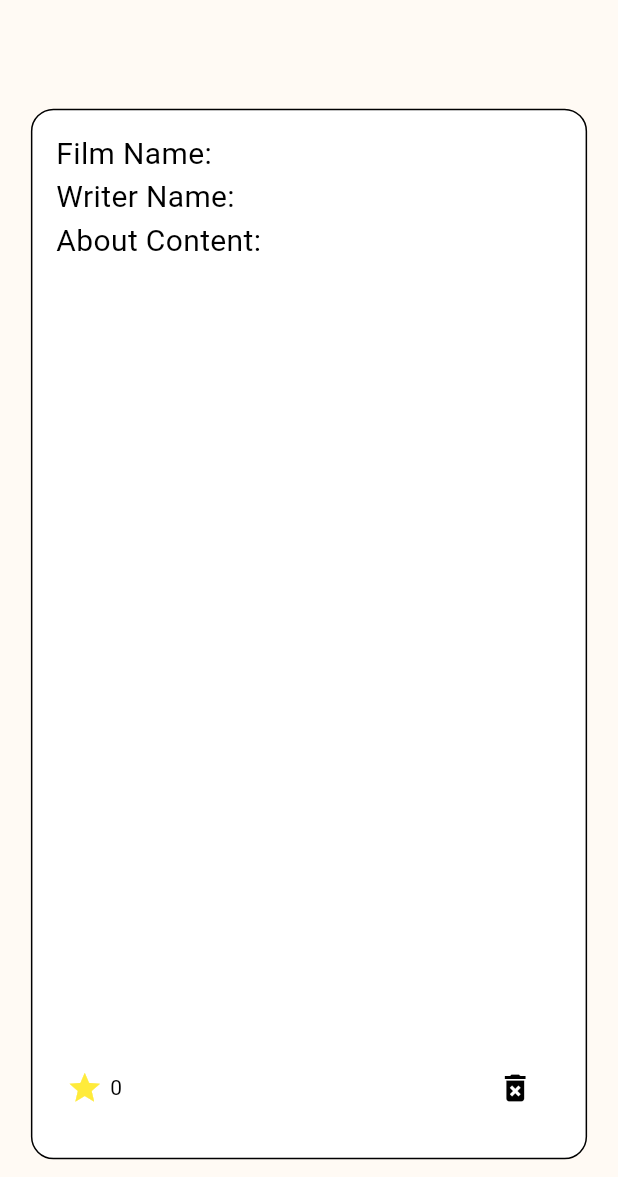
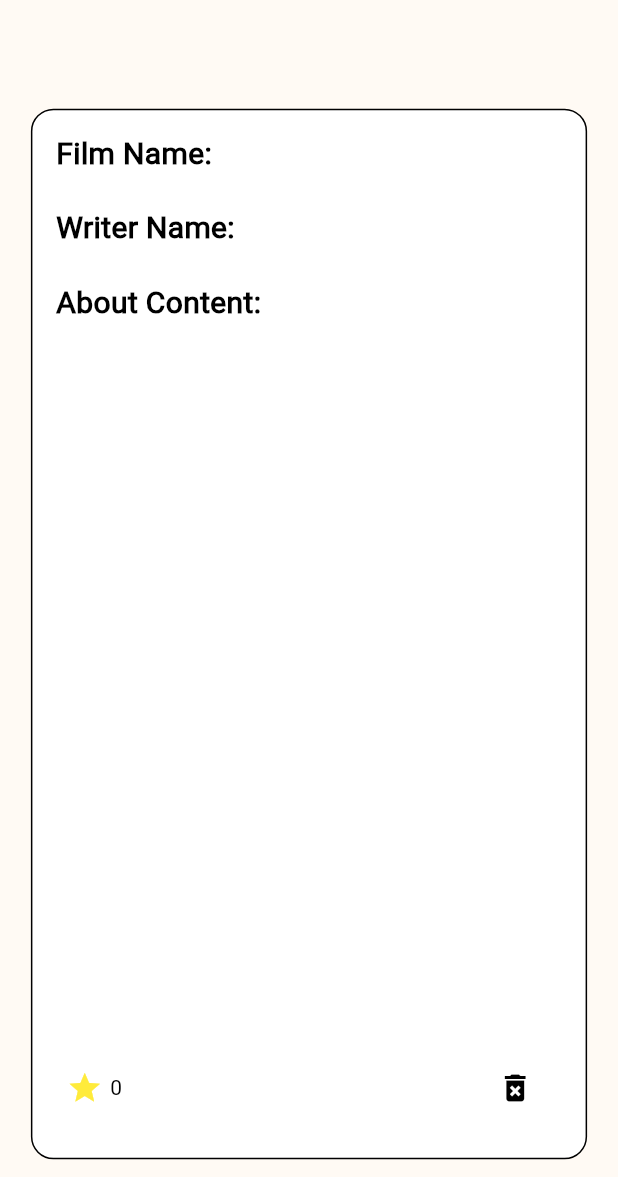
Before and after one commit to asimm9/mylibrary, a Flutter app: the ItemDetailPage screen opened directly with empty values, on a phone screen of 412 x 824 dp, the part 59-1236 px from its top. Run offline on Flutter 3.47's test engine with Material 3 defaults, Android fonts, the phone set to English and light mode, and no system bars; our stand-ins replace auto_size_text, cloud_firestore, convex_bottom_bar, easy_localization, firebase_auth, firebase_core and 3 more; accounts and stored records are empty.

Commit message:
detail_page
detaiil page de özet kısmı için taşma hatası düzeltildi

```diff
--- a/lib/pages/detail_item_page/widgets/detail_part.dart
+++ b/lib/pages/detail_item_page/widgets/detail_part.dart
@@ -9,6 +9,7 @@ class DetailPart extends StatelessWidget {
 
   @override
   Widget build(BuildContext context) {
+    Size size = MediaQuery.of(context).size;
     return Padding(
       padding: const EdgeInsets.symmetric(horizontal: 1),
       child: Column(
@@ -19,9 +20,10 @@ class DetailPart extends StatelessWidget {
             children: [
               Text(
                 LocaleKeys.detailPage_filmName.locale,
-                style: const TextStyle(fontSize: 20),
+                style:
+                    const TextStyle(fontSize: 20, fontWeight: FontWeight.bold),
               ),
-              const SizedBox(width: 5),
+              SizedBox(width: size.width * 0.03),
               Flexible(
                 child: Text(
                   cardModel.itemName.toString(),
@@ -30,13 +32,17 @@ class DetailPart extends StatelessWidget {
               ),
             ],
           ),
+          SizedBox(
+            height: size.height * 0.025,
+          ),
           Row(
             children: [
               Text(
                 LocaleKeys.detailPage_writerName.locale,
-                style: const TextStyle(fontSize: 20),
+                style:
+                    const TextStyle(fontSize: 20, fontWeight: FontWeight.bold),
               ),
-              const SizedBox(width: 5),
+              SizedBox(width: size.width * 0.03),
               Flexible(
                 child: Text(
                   cardModel.itemCreater.toString(),
@@ -45,22 +51,28 @@ class DetailPart extends StatelessWidget {
               ),
             ],
           ),
+          SizedBox(
+            height: size.height * 0.025,
+          ),
           Row(
             children: [
               Text(
                 LocaleKeys.detailPage_aboutContent.locale,
+                style:
+                    const TextStyle(fontSize: 20, fontWeight: FontWeight.bold),
+              ),
+              SizedBox(width: size.width * 0.03),
+            ],
+          ),
+          SingleChildScrollView(
+            child: SizedBox(
+              height: size.height * 0.28,
+              child: Text(
+                cardModel.shortTextForItem.toString(),
                 style: const TextStyle(fontSize: 20),
               ),
-              const SizedBox(width: 5),
-              Flexible(
-                child: Text(
-                  cardModel.shortTextForItem.toString(),
-                  maxLines: 1,
-                  style: const TextStyle(fontSize: 20),
-                ),
-              ),
-            ],
-          ),
+            ),
+          )
         ],
       ),
     );
```
